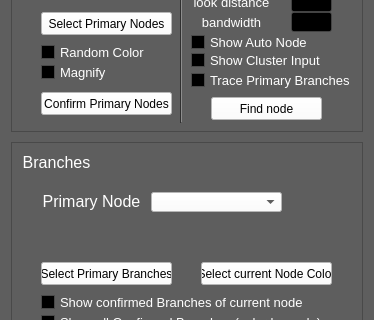
The window that TraitsTabWidget.ui (Evannly/PlantRootsRelease) describes before a commit, drawn with Qt 5; both pictures show x 0 to 374 and y 304 to 624 of the 374 by 953 pixel window.
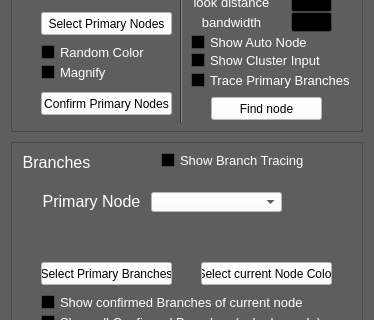
The same window after the commit.

Commit message: added branch tracing using longest path

Diff of the .ui file:
```diff
--- a/TraitsTabWidget.ui
+++ b/TraitsTabWidget.ui
@@ -8473,6 +8473,30 @@
            <string>Remove selection</string>
           </property>
          </widget>
+         <widget class="QCheckBox" name="showBranchTracingCheck">
+          <property name="geometry">
+           <rect>
+            <x>150</x>
+            <y>10</y>
+            <width>161</width>
+            <height>17</height>
+           </rect>
+          </property>
+          <property name="minimumSize">
+           <size>
+            <width>160</width>
+            <height>0</height>
+           </size>
+          </property>
+          <property name="font">
+           <font>
+            <pointsize>10</pointsize>
+           </font>
+          </property>
+          <property name="text">
+           <string>Show Branch Tracing</string>
+          </property>
+         </widget>
         </widget>
        </item>
       </layout>
```
The commit also changes 2 other files.
